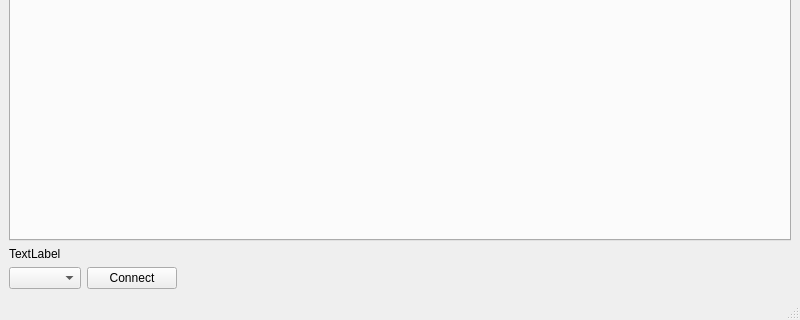
This is LinStrip/mainwindow.ui in guttih/WinStrip as Qt 5 draws it before an edit; both pictures show x 0 to 800 and y 280 to 600 of the 800 by 600 pixel window. The edited form follows.
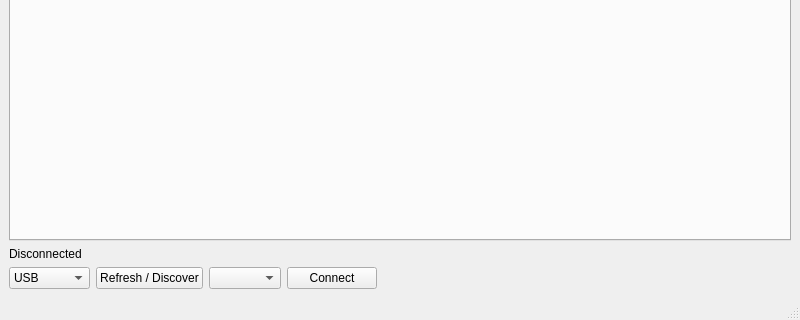
This is the edited form.

Commit message: Add Bluetooth SPP desktop workflow and transport regression tests

Patch:
```diff
--- a/LinStrip/mainwindow.ui
+++ b/LinStrip/mainwindow.ui
@@ -17,6 +17,17 @@
    <layout class="QGridLayout" name="gridLayout">
     <item row="2" column="0">
      <layout class="QHBoxLayout" name="horizontalLayout">
+      <item>
+       <widget class="QComboBox" name="comboTransport">
+        <item><property name="text"><string>USB</string></property></item>
+        <item><property name="text"><string>Bluetooth</string></property></item>
+       </widget>
+      </item>
+      <item>
+       <widget class="QPushButton" name="btnRefresh">
+        <property name="text"><string>Refresh / Discover</string></property>
+       </widget>
+      </item>
       <item>
        <widget class="QComboBox" name="comboDevices"/>
       </item>
@@ -50,8 +61,9 @@
     </item>
     <item row="1" column="0">
      <widget class="QLabel" name="labelX">
+      <property name="wordWrap"><bool>true</bool></property>
       <property name="text">
-       <string>TextLabel</string>
+       <string>Disconnected</string>
       </property>
      </widget>
     </item>
```
Left out of the diff: 2 changed lines with no effect on the pictures. The commit also changes 17 other files.
